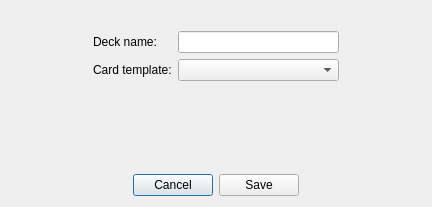
The window that views/templates/deck_form.ui (kamoshi/flashcards-py) describes before a commit, drawn with Qt 5.
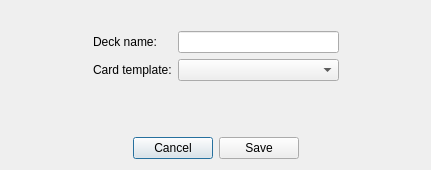
The same window after the commit.

```diff
--- a/views/templates/deck_form.ui
+++ b/views/templates/deck_form.ui
@@ -6,8 +6,8 @@
    <rect>
     <x>0</x>
     <y>0</y>
-    <width>432</width>
-    <height>207</height>
+    <width>431</width>
+    <height>170</height>
    </rect>
   </property>
   <property name="windowTitle">
```
